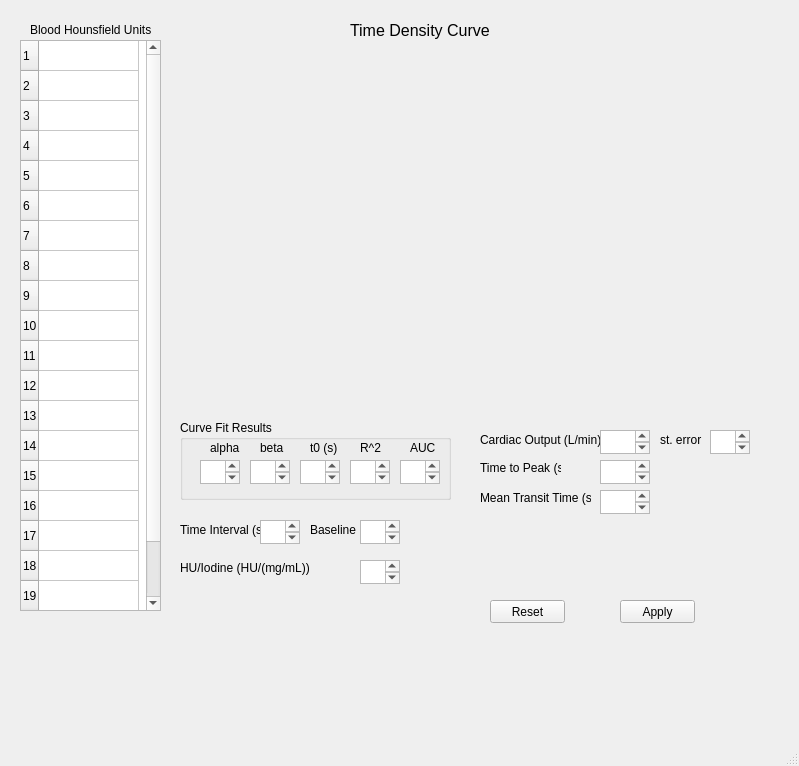
First picture: the form in Cocalc_mainwindow.ui, repository ogdenk/COCalculator, before the edit.
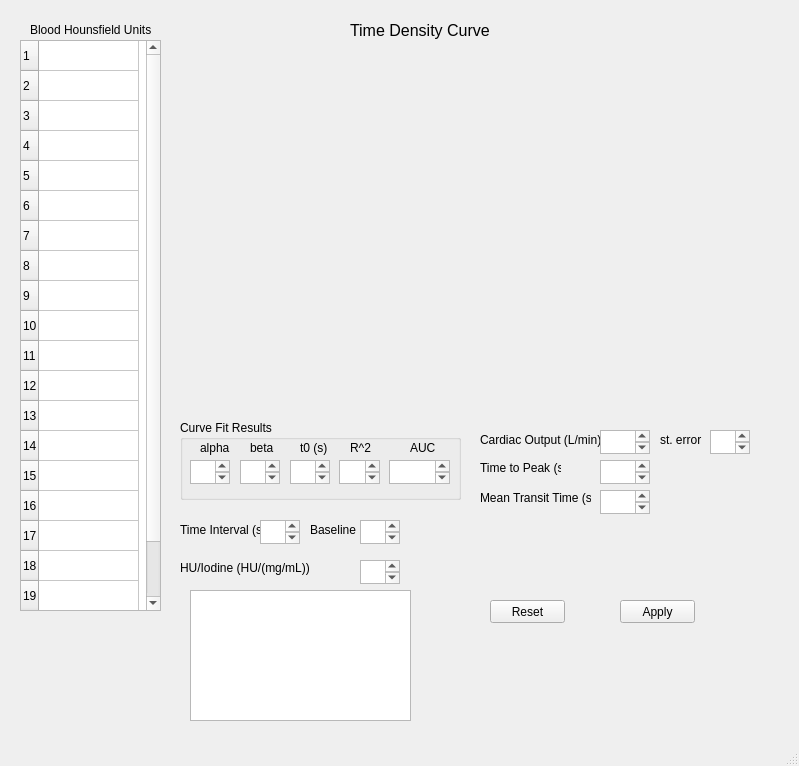
Second picture: the form after the edit. Custom widgets are drawn as their Qt base class.

Patch:
```diff
--- a/Cocalc_mainwindow.ui
+++ b/Cocalc_mainwindow.ui
@@ -125,7 +125,7 @@
      <rect>
       <x>180</x>
       <y>420</y>
-      <width>271</width>
+      <width>281</width>
       <height>80</height>
      </rect>
     </property>
@@ -135,7 +135,7 @@
     <widget class="QLabel" name="label_rsquared">
      <property name="geometry">
       <rect>
-       <x>180</x>
+       <x>170</x>
        <y>20</y>
        <width>31</width>
        <height>16</height>
@@ -148,7 +148,7 @@
     <widget class="QPlainTextEdit" name="alpha">
      <property name="geometry">
       <rect>
-       <x>20</x>
+       <x>10</x>
        <y>40</y>
        <width>40</width>
        <height>24</height>
@@ -161,9 +161,9 @@
     <widget class="QPlainTextEdit" name="rsquared">
      <property name="geometry">
       <rect>
-       <x>170</x>
+       <x>159</x>
        <y>40</y>
-       <width>40</width>
+       <width>41</width>
        <height>24</height>
       </rect>
      </property>
@@ -174,7 +174,7 @@
     <widget class="QPlainTextEdit" name="beta">
      <property name="geometry">
       <rect>
-       <x>70</x>
+       <x>60</x>
        <y>40</y>
        <width>40</width>
        <height>24</height>
@@ -187,9 +187,9 @@
     <widget class="QPlainTextEdit" name="AUC">
      <property name="geometry">
       <rect>
-       <x>220</x>
+       <x>209</x>
        <y>40</y>
-       <width>40</width>
+       <width>61</width>
        <height>24</height>
       </rect>
      </property>
@@ -200,7 +200,7 @@
     <widget class="QLabel" name="label_beta">
      <property name="geometry">
       <rect>
-       <x>80</x>
+       <x>70</x>
        <y>20</y>
        <width>31</width>
        <height>16</height>
@@ -213,7 +213,7 @@
     <widget class="QLabel" name="label_alpha">
      <property name="geometry">
       <rect>
-       <x>30</x>
+       <x>20</x>
        <y>20</y>
        <width>31</width>
        <height>16</height>
@@ -226,7 +226,7 @@
     <widget class="QLabel" name="label_toffset">
      <property name="geometry">
       <rect>
-       <x>130</x>
+       <x>120</x>
        <y>20</y>
        <width>31</width>
        <height>16</height>
@@ -239,7 +239,7 @@
     <widget class="QPlainTextEdit" name="t0">
      <property name="geometry">
       <rect>
-       <x>120</x>
+       <x>110</x>
        <y>40</y>
        <width>40</width>
        <height>24</height>
@@ -469,6 +469,25 @@
      <string>Apply</string>
     </property>
    </widget>
+   <widget class="PlotWidget" name="PyQtGraph1">
+    <property name="geometry">
+     <rect>
+      <x>190</x>
+      <y>590</y>
+      <width>221</width>
+      <height>131</height>
+     </rect>
+    </property>
+    <property name="backgroundBrush">
+     <brush brushstyle="NoBrush">
+      <color alpha="255">
+       <red>255</red>
+       <green>255</green>
+       <blue>255</blue>
+      </color>
+     </brush>
+    </property>
+   </widget>
   </widget>
   <widget class="QMenuBar" name="menubar">
    <property name="geometry">
@@ -488,6 +507,11 @@
    <extends>QWidget</extends>
    <header>matplotlibwidget</header>
   </customwidget>
+  <customwidget>
+   <class>PlotWidget</class>
+   <extends>QGraphicsView</extends>
+   <header>pyqtgraph.h</header>
+  </customwidget>
  </customwidgets>
  <resources/>
  <connections/>
```
